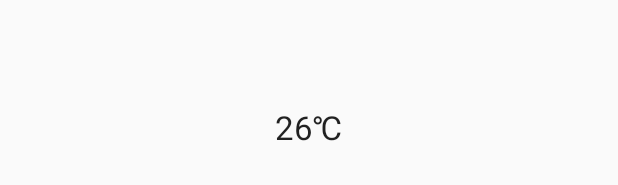
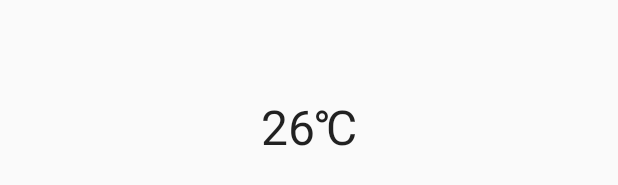
Before and after one commit to ChoingHyun/Android-PlanetWeather, an Android app: the layout activity_main.xml on its own in the app's theme, with its tools: preview values and no code run, on a phone screen of 412 x 824 dp. Shown: the part 491-676 px from the top of the screen. Run offline under Robolectric (Android 15) with nearby library versions, the phone set to English and light mode, and no system bars; network calls fail.

Commit message:
Set a typeface on TextView which show the temperature

```diff
--- a/app/src/main/java/cn/edu/zju/planetweather/entity/ReportWeather.java
+++ b/app/src/main/java/cn/edu/zju/planetweather/entity/ReportWeather.java
@@ -3,6 +3,7 @@ package cn.edu.zju.planetweather.entity;
 /**
  * Created by changhuiyuan on 15/7/27.
  */
+@Deprecated
 public class ReportWeather {
 
 }
--- a/app/src/main/res/layout/activity_main.xml
+++ b/app/src/main/res/layout/activity_main.xml
@@ -13,5 +13,6 @@
         android:layout_centerHorizontal="true"
         android:layout_centerVertical="true"
         android:text="26℃"
-        android:textAppearance="?android:attr/textAppearanceLarge" />
+        android:textAppearance="?android:attr/textAppearanceLarge"
+        android:textSize="32sp" />
 </RelativeLayout>
```
Also changed, not shown: app/src/main/java/cn/edu/zju/planetweather/activity/MainActivity.java (+7 -0 lines), app/src/main/assets/fonts/Lato-Hairline.ttf (added).
